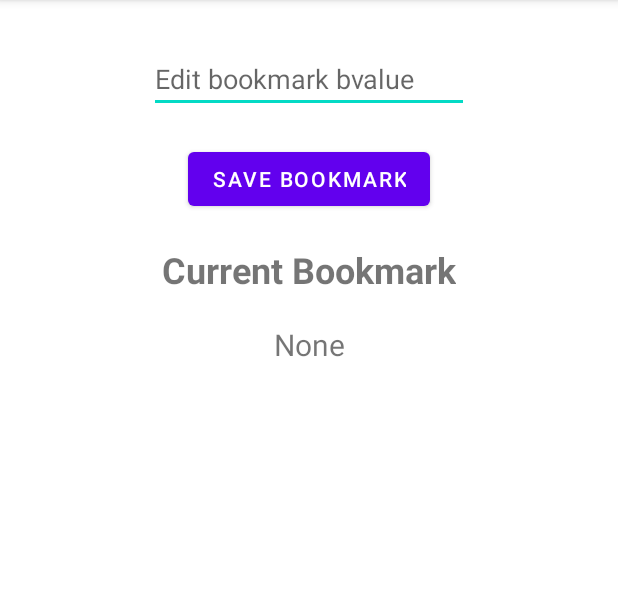
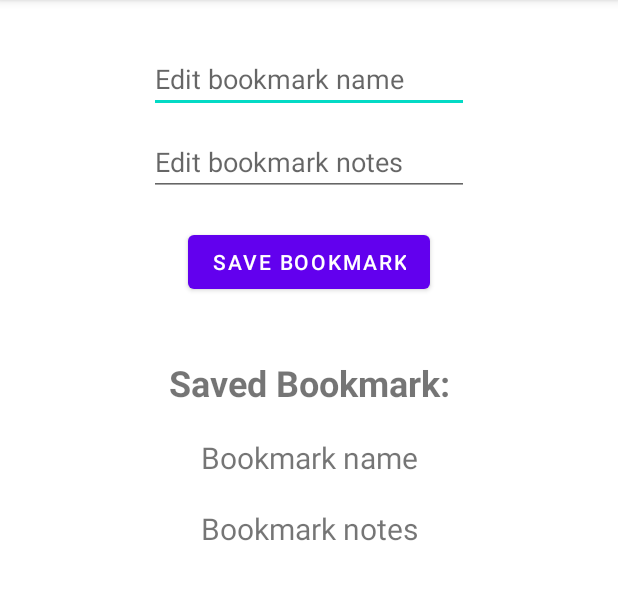
Before and after one commit to giorgospat/DatastoreExample, an Android app: the screen it shows after launch (MainActivity), after a tap on "SAVE BOOKMARK", on a phone screen of 412 x 824 dp, the part 84-684 px from its top. Run offline under Robolectric (Android 15) with nearby library versions, the phone set to English and light mode, and no system bars; 3 statements that could not run were skipped.

Commit message:
save custom model instead of plain string

```diff
--- a/app/src/main/java/gr/patronas/datastoreexample/MainActivity.kt
+++ b/app/src/main/java/gr/patronas/datastoreexample/MainActivity.kt
@@ -5,6 +5,7 @@ import androidx.appcompat.app.AppCompatActivity
 import androidx.lifecycle.asLiveData
 import androidx.lifecycle.lifecycleScope
 import gr.patronas.datastoreexample.datastore.BookmarkDataStore
+import gr.patronas.datastoreexample.datastore.model.BookmarkModel
 import kotlinx.android.synthetic.main.activity_main.*
 import kotlinx.coroutines.launch
 
@@ -19,14 +20,22 @@ class MainActivity : AppCompatActivity() {
         bookmarkDataStore = BookmarkDataStore(this)
 
         buttonSaveBookmark.setOnClickListener {
-            val bookmark = editTextBookmark.text.toString().trim()
+            val bookmarkName = editTextBookmarkName.text.toString().trim()
+            val bookmarkNotes = editTextBookmarkNotes.text.toString().trim()
+
             lifecycleScope.launch {
-                bookmarkDataStore.saveBookmark(bookmark)
+                bookmarkDataStore.saveBookmark(
+                    BookmarkModel(
+                        name = bookmarkName,
+                        notes = bookmarkNotes
+                    )
+                )
             }
         }
 
         bookmarkDataStore.bookmark.asLiveData().observe(this, {
-            textViewCurrentBookmark.text = it
+            textViewCurrentBookmarkName.text = it.name
+            textViewCurrentBookmarkNotes.text = it.notes
         })
 
     }
--- a/app/src/main/java/gr/patronas/datastoreexample/datastore/BookmarkDataStore.kt
+++ b/app/src/main/java/gr/patronas/datastoreexample/datastore/BookmarkDataStore.kt
@@ -7,6 +7,7 @@ import androidx.datastore.core.Serializer
 import androidx.datastore.createDataStore
 import androidx.datastore.preferences.protobuf.InvalidProtocolBufferException
 import gr.patronas.datastoreexample.Bookmark
+import gr.patronas.datastoreexample.datastore.model.BookmarkModel
 import kotlinx.coroutines.flow.map
 import java.io.InputStream
 import java.io.OutputStream
@@ -26,13 +27,14 @@ class BookmarkDataStore(
 
     val bookmark = dataStore.data
         .map { bookmarkSchema ->
-            bookmarkSchema.bookmark
+            bookmarkSchema
         }
 
-    suspend fun saveBookmark(bookmark: String) {
+    suspend fun saveBookmark(bookmark: BookmarkModel) {
         dataStore.updateData { currentBookmark ->
             currentBookmark.toBuilder()
-                .setBookmark(bookmark)
+                .setName(bookmark.name)
+                .setNotes(bookmark.notes)
                 .build()
         }
     }
@@ -45,12 +47,10 @@ class BookmarkDataStore(
                 throw CorruptionException("Cannot read proto.", exception)
             }
         }
-
         override fun writeTo(
             t: Bookmark,
             output: OutputStream
         ) = t.writeTo(output)
-
         override val defaultValue: Bookmark
             get() = Bookmark.getDefaultInstance()
     }
--- /dev/null
+++ b/app/src/main/java/gr/patronas/datastoreexample/datastore/model/BookmarkModel.kt
@@ -0,0 +1,6 @@
+package gr.patronas.datastoreexample.datastore.model
+
+data class BookmarkModel(
+    val name: String = "",
+    val notes: String = ""
+)
--- a/app/src/main/res/layout/activity_main.xml
+++ b/app/src/main/res/layout/activity_main.xml
@@ -7,16 +7,28 @@
     tools:context=".MainActivity">
 
     <EditText
-        android:id="@+id/editTextBookmark"
+        android:id="@+id/editTextBookmarkName"
         android:layout_width="wrap_content"
         android:layout_height="wrap_content"
         android:layout_marginTop="30dp"
         android:ems="10"
+        android:hint="Edit bookmark name"
         android:inputType="textPersonName"
-        android:hint="Edit bookmark bvalue"
         app:layout_constraintEnd_toEndOf="parent"
         app:layout_constraintStart_toStartOf="parent"
         app:layout_constraintTop_toTopOf="parent" />
+
+    <EditText
+        android:id="@+id/editTextBookmarkNotes"
+        android:layout_width="wrap_content"
+        android:layout_height="wrap_content"
+        android:layout_marginTop="10dp"
+        android:ems="10"
+        android:hint="Edit bookmark notes"
+        android:inputType="textPersonName"
+        app:layout_constraintEnd_toEndOf="parent"
+        app:layout_constraintStart_toStartOf="parent"
+        app:layout_constraintTop_toBottomOf="@+id/editTextBookmarkName" />
 
     <Button
         android:id="@+id/buttonSaveBookmark"
@@ -26,14 +38,14 @@
         android:text="Save bookmark"
         app:layout_constraintEnd_toEndOf="parent"
         app:layout_constraintStart_toStartOf="parent"
-        app:layout_constraintTop_toBottomOf="@+id/editTextBookmark" />
+        app:layout_constraintTop_toBottomOf="@+id/editTextBookmarkNotes" />
 
     <TextView
         android:id="@+id/txt_bookmark_label"
         android:layout_width="wrap_content"
         android:layout_height="wrap_content"
-        android:layout_marginTop="20dp"
-        android:text="Current Bookmark"
+        android:layout_marginTop="40dp"
+        android:text="Saved Bookmark:"
         android:textSize="24sp"
         android:textStyle="bold"
         app:layout_constraintEnd_toEndOf="parent"
@@ -41,13 +53,25 @@
         app:layout_constraintTop_toBottomOf="@+id/buttonSaveBookmark" />
 
     <TextView
-        android:id="@+id/textViewCurrentBookmark"
+        android:id="@+id/textViewCurrentBookmarkName"
         android:layout_width="wrap_content"
         android:layout_height="wrap_content"
         android:layout_marginTop="20dp"
-        android:text="None"
+        android:text="Bookmark name"
         android:textSize="20sp"
         app:layout_constraintEnd_toEndOf="parent"
         app:layout_constraintStart_toStartOf="parent"
         app:layout_constraintTop_toBottomOf="@+id/txt_bookmark_label" />
+
+    <TextView
+        android:id="@+id/textViewCurrentBookmarkNotes"
+        android:layout_width="wrap_content"
+        android:layout_height="wrap_content"
+        android:layout_marginTop="20dp"
+        android:text="Bookmark notes"
+        android:textSize="20sp"
+        app:layout_constraintEnd_toEndOf="parent"
+        app:layout_constraintStart_toStartOf="parent"
+        app:layout_constraintTop_toBottomOf="@+id/textViewCurrentBookmarkName" />
+
 </androidx.constraintlayout.widget.ConstraintLayout>
```
Also changed, not shown: 1 other file.
